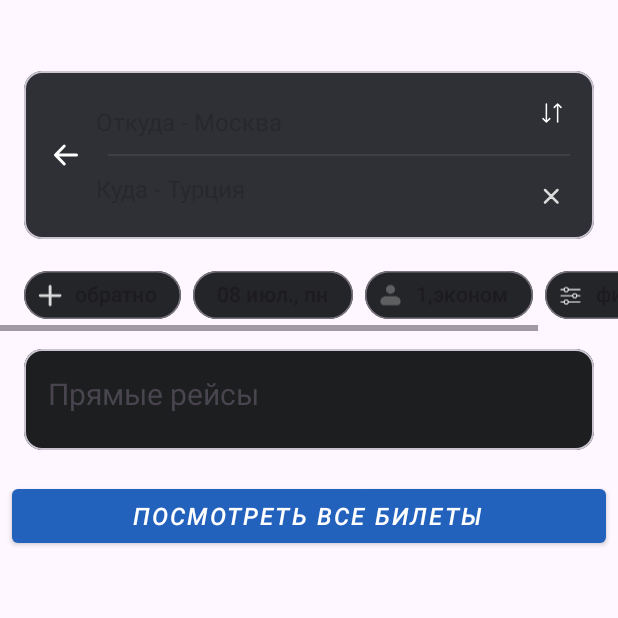
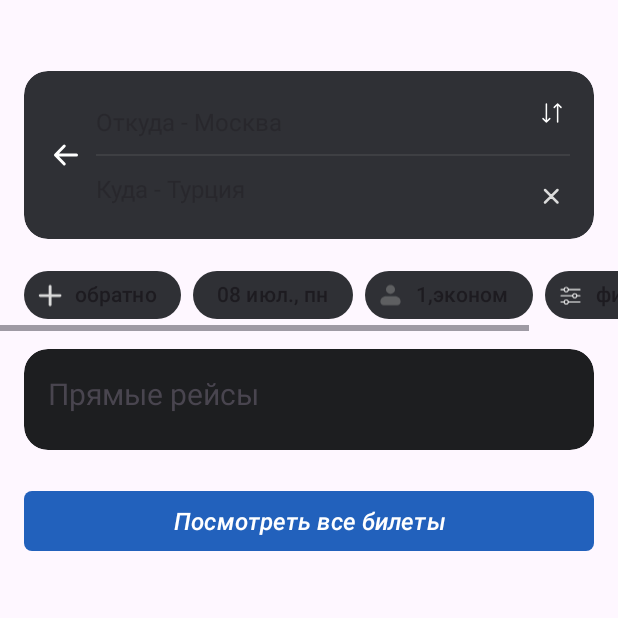
Before and after one commit to Lorderi/ESales, an Android app: the fragment AirlineTicketsSearchFragment shown on its own in the app's theme, on a phone screen of 412 x 824 dp, the top half of it. Run offline under Robolectric (Android 15) with nearby library versions, the phone set to English and light mode, and no system bars; our stand-ins replace Dagger/Hilt's generated code; libraries missing offline, so code that uses them is left out: com.jakewharton.retrofit2.

Commit message:
edit ui layouts

```diff
--- a/airtickets/src/main/java/ru/lorderi/airtickets/ui/adapter/popularroute/PopularRouteViewHolder.kt
+++ b/airtickets/src/main/java/ru/lorderi/airtickets/ui/adapter/popularroute/PopularRouteViewHolder.kt
@@ -12,7 +12,7 @@ class PopularRouteViewHolder(
 
     fun bind(ticketsOffer: TicketsOffer) {
         binding.title.text = ticketsOffer.title
-        "от ${ticketsOffer.price.value.getPrice()} ₽".also { binding.price.text = it }
+        "${ticketsOffer.price.value.getPrice()} ₽".also { binding.price.text = it }
 
         val time = StringBuilder()
         ticketsOffer.timeRange.forEach { timeRange ->
--- a/airtickets/src/main/java/ru/lorderi/airtickets/ui/fragments/AirlineTicketsBottomSheetDialog.kt
+++ b/airtickets/src/main/java/ru/lorderi/airtickets/ui/fragments/AirlineTicketsBottomSheetDialog.kt
@@ -68,7 +68,7 @@ class AirlineTicketsBottomSheetDialog : BottomSheetDialogFragment() {
     private fun bind(
         binding: AirlineTicketsBottomSheetBinding,
     ) {
-        binding.cityList.addItemDecoration(OffsetDecoration(16, 16))
+        binding.cityList.addItemDecoration(OffsetDecoration(0, 0, 8, 0))
 
         binding.cancel.setOnClickListener {
             binding.cityTo.setText("")
--- a/airtickets/src/main/java/ru/lorderi/airtickets/ui/fragments/AirlineTicketsFragment.kt
+++ b/airtickets/src/main/java/ru/lorderi/airtickets/ui/fragments/AirlineTicketsFragment.kt
@@ -49,9 +49,7 @@ class AirlineTicketsFragment : Fragment() {
 
         binding.musicList.adapter = adapter
 
-        binding.musicList.addItemDecoration(OffsetDecoration(8, 67))
-
-
+        binding.musicList.addItemDecoration(OffsetDecoration(8, 16, 8, 67))
 
         viewModel.uiState
             .flowWithLifecycle(lifecycle)
--- a/airtickets/src/main/java/ru/lorderi/airtickets/ui/fragments/AirlineTicketsSearchFragment.kt
+++ b/airtickets/src/main/java/ru/lorderi/airtickets/ui/fragments/AirlineTicketsSearchFragment.kt
@@ -11,8 +11,6 @@ import androidx.fragment.app.viewModels
 import androidx.lifecycle.flowWithLifecycle
 import androidx.lifecycle.lifecycleScope
 import androidx.navigation.fragment.findNavController
-import androidx.recyclerview.widget.DividerItemDecoration
-import androidx.recyclerview.widget.RecyclerView.VERTICAL
 import dagger.hilt.android.AndroidEntryPoint
 import kotlinx.coroutines.flow.launchIn
 import kotlinx.coroutines.flow.onEach
@@ -59,10 +57,6 @@ class AirlineTicketsSearchFragment : Fragment() {
         binding.cityList.adapter = adapter
 
         bind(binding, viewModel)
-
-        val divider = DividerItemDecoration(requireContext(), VERTICAL)
-
-        binding.cityList.addItemDecoration(divider)
 
         viewModel.uiState
             .flowWithLifecycle(lifecycle)
@@ -119,7 +113,7 @@ class AirlineTicketsSearchFragment : Fragment() {
             }
         }
 
-        binding.cityList.addItemDecoration(OffsetDecoration(16, 16))
+        binding.cityList.addItemDecoration(OffsetDecoration(0, 0, 8, 0))
 
         binding.cancel.setOnClickListener {
             binding.cityTo.setText("")
--- a/airtickets/src/main/java/ru/lorderi/airtickets/ui/itemdecoration/OffestDecoration.kt
+++ b/airtickets/src/main/java/ru/lorderi/airtickets/ui/itemdecoration/OffestDecoration.kt
@@ -7,7 +7,9 @@ import androidx.recyclerview.widget.LinearLayoutManager
 import androidx.recyclerview.widget.RecyclerView
 
 class OffsetDecoration(
-    @Px private val offset: Int,
+    @Px private val offsetTop: Int,
+    @Px private val offsetLeft: Int,
+    @Px private val offsetBottom: Int,
     @Px private val offsetRight: Int,
 ) : RecyclerView.ItemDecoration() {
     override fun getItemOffsets(
@@ -16,8 +18,8 @@ class OffsetDecoration(
         parent: RecyclerView,
         state: RecyclerView.State
     ) {
-        outRect.top += offset
-        outRect.left += offset
+        outRect.top += offsetTop
+        outRect.left += offsetLeft
         outRect.right += offsetRight
 
         val lastVisibleItemPosition =
@@ -26,7 +28,7 @@ class OffsetDecoration(
         val lastItemPosition = parent.adapter?.itemCount?.minus(1)
 
         if (lastVisibleItemPosition == lastItemPosition) {
-            outRect.bottom += offset
+            outRect.bottom += offsetBottom
         }
     }
 }
--- a/airtickets/src/main/java/ru/lorderi/airtickets/ui/viewmodel/AirlineTicketsViewModel.kt
+++ b/airtickets/src/main/java/ru/lorderi/airtickets/ui/viewmodel/AirlineTicketsViewModel.kt
@@ -37,7 +37,7 @@ class AirlineTicketsViewModel @Inject constructor(
                     it.copy(offers = tickets)
                 }
             } catch (e: Exception) {
-
+                println("Load Tickets error")
             }
         }
     }
@@ -60,7 +60,7 @@ class AirlineTicketsViewModel @Inject constructor(
                     it.copy(ticketsList = ticketsList)
                 }
             } catch (e: Exception) {
-
+                println("Load Tickets list error")
             }
         }
     }
@@ -73,7 +73,7 @@ class AirlineTicketsViewModel @Inject constructor(
                     it.copy(ticketsOffers = ticketsOffers)
                 }
             } catch (e: Exception) {
-
+                println("Load Offers error")
             }
         }
     }
--- /dev/null
+++ b/airtickets/src/main/res/drawable/button_background.xml
@@ -0,0 +1,6 @@
+<?xml version="1.0" encoding="utf-8"?>
+<shape xmlns:android="http://schemas.android.com/apk/res/android"
+    android:shape="rectangle"
+    android:tint="@color/blue">
+    <corners android:radius="20dp" />
+</shape>
--- a/airtickets/src/main/res/layout/fragment_airline_tickets_search.xml
+++ b/airtickets/src/main/res/layout/fragment_airline_tickets_search.xml
@@ -17,11 +17,12 @@
         android:layout_marginEnd="16dp"
         android:layout_marginBottom="13dp"
         app:cardBackgroundColor="@color/darker_grey"
+        app:cardCornerRadius="16dp"
         app:layout_constraintBottom_toTopOf="@id/chipMenu"
         app:layout_constraintEnd_toEndOf="parent"
         app:layout_constraintStart_toStartOf="parent"
         app:layout_constraintTop_toTopOf="parent"
-        app:layout_constraintVertical_chainStyle="packed">
+        app:strokeColor="@android:color/transparent">
 
 
         <androidx.constraintlayout.widget.ConstraintLayout
@@ -72,7 +73,7 @@
             <com.google.android.material.divider.MaterialDivider
                 android:layout_width="0dp"
                 android:layout_height="wrap_content"
-                android:layout_marginStart="16dp"
+                android:layout_marginStart="8dp"
                 android:layout_marginEnd="16dp"
                 app:dividerColor="@color/dark_grey"
                 app:layout_constraintBottom_toTopOf="@id/cityTo"
@@ -116,6 +117,7 @@
         android:id="@+id/chipMenu"
         android:layout_width="wrap_content"
         android:layout_height="wrap_content"
+        android:layout_marginBottom="12dp"
         app:layout_constraintBottom_toTopOf="@id/popularPlate"
         app:layout_constraintEnd_toEndOf="parent"
         app:layout_constraintStart_toStartOf="parent"
@@ -131,16 +133,18 @@
                 android:layout_width="wrap_content"
                 android:layout_height="wrap_content"
                 android:text="@string/back_label"
-                app:chipBackgroundColor="#242529"
+                app:chipBackgroundColor="@color/darker_grey"
                 app:chipCornerRadius="50dp"
-                app:chipIcon="@drawable/ic_add" />
+                app:chipIcon="@drawable/ic_add"
+                app:chipStrokeColor="@android:color/transparent" />
 
             <com.google.android.material.chip.Chip
                 android:id="@+id/currentDate"
                 android:layout_width="wrap_content"
                 android:layout_height="wrap_content"
-                app:chipBackgroundColor="#242529"
+                app:chipBackgroundColor="@color/darker_grey"
                 app:chipCornerRadius="50dp"
+                app:chipStrokeColor="@android:color/transparent"
                 tools:text="24 фев, сб" />
 
             <com.google.android.material.chip.Chip
@@ -148,18 +152,21 @@
                 android:layout_width="wrap_content"
                 android:layout_height="wrap_content"
                 android:text="@string/passenger_counter_label"
-                app:chipBackgroundColor="#242529"
+                app:chipBackgroundColor="@color/darker_grey"
                 app:chipCornerRadius="50dp"
-                app:chipIcon="@drawable/ic_profile" />
+                app:chipIcon="@drawable/ic_profile"
+                app:chipStrokeColor="@android:color/transparent" />
 
             <com.google.android.material.chip.Chip
                 android:id="@+id/filter"
                 android:layout_width="wrap_content"
                 android:layout_height="wrap_content"
                 android:text="@string/filter_label"
-                app:chipBackgroundColor="#242529"
+                android:layout_marginEnd="8dp"
+                app:chipBackgroundColor="@color/darker_grey"
                 app:chipCornerRadius="50dp"
-                app:chipIcon="@drawable/ic_settings" />
+                app:chipIcon="@drawable/ic_settings"
+                app:chipStrokeColor="@android:color/transparent" />
 
         </com.google.android.material.chip.ChipGroup>
 
@@ -170,14 +177,14 @@
         android:layout_width="match_parent"
         android:layout_height="wrap_content"
         android:layout_marginStart="16dp"
-        android:layout_marginTop="12dp"
+        app:cardCornerRadius="16dp"
         android:layout_marginEnd="16dp"
-        android:layout_marginBottom="12dp"
         app:cardBackgroundColor="@color/darkest_grey"
         app:layout_constraintBottom_toTopOf="@id/showAllTickets"
         app:layout_constraintEnd_toEndOf="parent"
         app:layout_constraintStart_toStartOf="parent"
-        app:layout_constraintTop_toBottomOf="@id/chipMenu">
+        app:layout_constraintTop_toBottomOf="@id/chipMenu"
+        app:strokeColor="@android:color/transparent">
 
         <LinearLayout
             android:layout_width="match_parent"
@@ -204,12 +211,15 @@
 
     </com.google.android.material.card.MaterialCardView>
 
-    <Button
+    <com.google.android.material.button.MaterialButton
         android:id="@+id/showAllTickets"
-        style="@style/Widget.MaterialComponents.Button.Icon"
+        android:layout_marginStart="16dp"
         android:layout_width="match_parent"
         android:layout_height="wrap_content"
-        android:layout_margin="8dp"
+        android:layout_marginTop="23dp"
+        android:layout_marginEnd="16dp"
+        android:layout_marginBottom="24dp"
+        app:cornerRadius="5dp"
         android:text="@string/check_all_tickets_label"
         android:textAlignment="center"
         android:textColor="@color/white"
--- a/airtickets/src/main/res/values/strings.xml
+++ b/airtickets/src/main/res/values/strings.xml
@@ -43,4 +43,6 @@
     <string name="filter_label_second">Фильтр</string>
     <string name="barrier_label">/</string>
     <string name="transit_type_label">Без пересадок</string>
+    <string name="filter_icon_dec">filter icon</string>
+    <string name="prices_icon_dec">prices icon</string>
 </resources>
```
Also changed, not shown: airtickets/src/main/java/ru/lorderi/airtickets/ui/fragments/AirlineTicketsListFragment.kt (+11 -13 lines), airtickets/src/main/res/layout/airline_tickets_bottom_sheet.xml (+18 -12 lines), airtickets/src/main/res/layout/city_card.xml (+11 -0 lines), airtickets/src/main/res/layout/fragment_airline_tickets.xml (+14 -38 lines), airtickets/src/main/res/layout/fragment_airline_tickets_list.xml (+18 -19 lines), airtickets/src/main/res/layout/popular_route_card.xml (+18 -3 lines), airtickets/src/main/res/layout/ticket_advanced_card.xml (+28 -5 lines), airtickets/src/main/res/layout/ticket_card.xml (+3 -4 lines).
